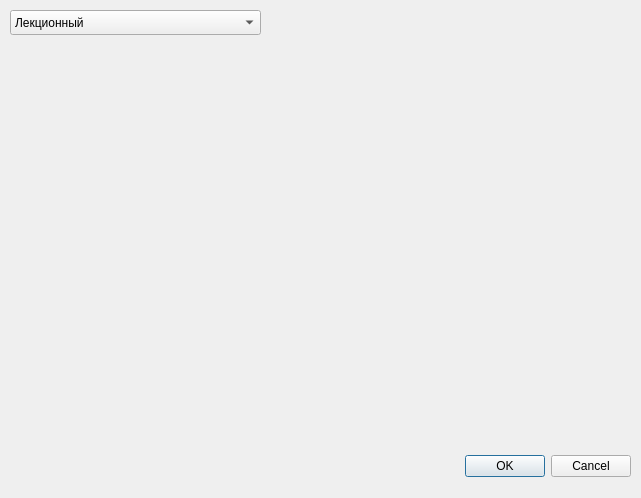
Old version of the form newdialog.ui in the repository chalexyur/sadb.
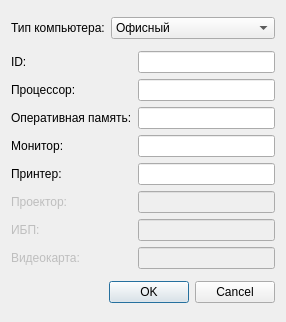
New version of the form.

The edit to the form file:
```diff
--- a/newdialog.ui
+++ b/newdialog.ui
@@ -6,59 +6,230 @@
    <rect>
     <x>0</x>
     <y>0</y>
-    <width>641</width>
-    <height>498</height>
+    <width>266</width>
+    <height>322</height>
    </rect>
   </property>
   <property name="windowTitle">
    <string>Dialog</string>
   </property>
-  <widget class="QDialogButtonBox" name="buttonBox">
-   <property name="geometry">
-    <rect>
-     <x>290</x>
-     <y>450</y>
-     <width>341</width>
-     <height>32</height>
-    </rect>
-   </property>
-   <property name="orientation">
-    <enum>Qt::Horizontal</enum>
-   </property>
-   <property name="standardButtons">
-    <set>QDialogButtonBox::Cancel|QDialogButtonBox::Ok</set>
-   </property>
-  </widget>
-  <widget class="QComboBox" name="comboBox">
-   <property name="geometry">
-    <rect>
-     <x>10</x>
-     <y>10</y>
-     <width>251</width>
-     <height>25</height>
-    </rect>
-   </property>
-   <item>
-    <property name="text">
-     <string>Лекционный</string>
-    </property>
+  <property name="locale">
+   <locale language="Russian" country="Russia"/>
+  </property>
+  <layout class="QGridLayout" name="gridLayout_2">
+   <item row="0" column="0">
+    <widget class="QLabel" name="label">
+     <property name="text">
+      <string>Тип компьютера:</string>
+     </property>
+    </widget>
    </item>
-   <item>
-    <property name="text">
-     <string>Сервер</string>
-    </property>
+   <item row="0" column="1">
+    <widget class="QComboBox" name="comboBox">
+     <property name="minimumSize">
+      <size>
+       <width>0</width>
+       <height>0</height>
+      </size>
+     </property>
+     <property name="baseSize">
+      <size>
+       <width>0</width>
+       <height>0</height>
+      </size>
+     </property>
+     <item>
+      <property name="text">
+       <string>Офисный</string>
+      </property>
+     </item>
+     <item>
+      <property name="text">
+       <string>Лекционный</string>
+      </property>
+     </item>
+     <item>
+      <property name="text">
+       <string>Для программирования</string>
+      </property>
+     </item>
+     <item>
+      <property name="text">
+       <string>Для графики</string>
+      </property>
+     </item>
+     <item>
+      <property name="text">
+       <string>Сервер</string>
+      </property>
+     </item>
+    </widget>
    </item>
-   <item>
-    <property name="text">
-     <string>Офисный</string>
-    </property>
+   <item row="1" column="0" colspan="2">
+    <layout class="QGridLayout" name="gridLayout">
+     <item row="0" column="0">
+      <widget class="QLabel" name="label_2">
+       <property name="enabled">
+        <bool>true</bool>
+       </property>
+       <property name="text">
+        <string>ID:</string>
+       </property>
+       <property name="buddy">
+        <cstring>lineEditId</cstring>
+       </property>
+      </widget>
+     </item>
+     <item row="0" column="1">
+      <widget class="QLineEdit" name="lineEditId">
+       <property name="enabled">
+        <bool>true</bool>
+       </property>
+       <property name="readOnly">
+        <bool>true</bool>
+       </property>
+      </widget>
+     </item>
+     <item row="1" column="0">
+      <widget class="QLabel" name="label_3">
+       <property name="enabled">
+        <bool>true</bool>
+       </property>
+       <property name="text">
+        <string>Процессор:</string>
+       </property>
+       <property name="buddy">
+        <cstring>ui-&gt;lineEditCpu</cstring>
+       </property>
+      </widget>
+     </item>
+     <item row="1" column="1">
+      <widget class="QLineEdit" name="lineEditCpu">
+       <property name="enabled">
+        <bool>true</bool>
+       </property>
+      </widget>
+     </item>
+     <item row="2" column="0">
+      <widget class="QLabel" name="label_4">
+       <property name="enabled">
+        <bool>true</bool>
+       </property>
+       <property name="text">
+        <string>Оперативная память:</string>
+       </property>
+      </widget>
+     </item>
+     <item row="2" column="1">
+      <widget class="QLineEdit" name="lineEditRam">
+       <property name="enabled">
+        <bool>true</bool>
+       </property>
+      </widget>
+     </item>
+     <item row="3" column="0">
+      <widget class="QLabel" name="label_5">
+       <property name="enabled">
+        <bool>true</bool>
+       </property>
+       <property name="text">
+        <string>Монитор:</string>
+       </property>
+      </widget>
+     </item>
+     <item row="3" column="1">
+      <widget class="QLineEdit" name="lineEditDisplay">
+       <property name="enabled">
+        <bool>true</bool>
+       </property>
+      </widget>
+     </item>
+     <item row="4" column="0">
+      <widget class="QLabel" name="label_6">
+       <property name="enabled">
+        <bool>true</bool>
+       </property>
+       <property name="text">
+        <string>Принтер:</string>
+       </property>
+      </widget>
+     </item>
+     <item row="4" column="1">
+      <widget class="QLineEdit" name="lineEditPrinter">
+       <property name="enabled">
+        <bool>true</bool>
+       </property>
+      </widget>
+     </item>
+     <item row="5" column="0">
+      <widget class="QLabel" name="label_7">
+       <property name="enabled">
+        <bool>false</bool>
+       </property>
+       <property name="text">
+        <string>Проектор:</string>
+       </property>
+      </widget>
+     </item>
+     <item row="5" column="1">
+      <widget class="QLineEdit" name="lineEditProjector">
+       <property name="enabled">
+        <bool>false</bool>
+       </property>
+      </widget>
+     </item>
+     <item row="6" column="0">
+      <widget class="QLabel" name="label_8">
+       <property name="enabled">
+        <bool>false</bool>
+       </property>
+       <property name="text">
+        <string>ИБП:</string>
+       </property>
+      </widget>
+     </item>
+     <item row="6" column="1">
+      <widget class="QLineEdit" name="lineEditUps">
+       <property name="enabled">
+        <bool>false</bool>
+       </property>
+      </widget>
+     </item>
+     <item row="7" column="0">
+      <widget class="QLabel" name="label_9">
+       <property name="enabled">
+        <bool>false</bool>
+       </property>
+       <property name="text">
+        <string>Видеокарта:</string>
+       </property>
+      </widget>
+     </item>
+     <item row="7" column="1">
+      <widget class="QLineEdit" name="lineEditGpu">
+       <property name="enabled">
+        <bool>false</bool>
+       </property>
+      </widget>
+     </item>
+    </layout>
    </item>
-   <item>
-    <property name="text">
-     <string>Для графики</string>
-    </property>
+   <item row="2" column="0" colspan="2">
+    <widget class="QDialogButtonBox" name="buttonBox">
+     <property name="orientation">
+      <enum>Qt::Horizontal</enum>
+     </property>
+     <property name="standardButtons">
+      <set>QDialogButtonBox::Cancel|QDialogButtonBox::Ok</set>
+     </property>
+    </widget>
    </item>
-  </widget>
+  </layout>
+  <zorder>buttonBox</zorder>
+  <zorder>comboBox</zorder>
+  <zorder>label</zorder>
+  <zorder>comboBox</zorder>
+  <zorder>layoutWidget</zorder>
  </widget>
  <resources/>
  <connections>
```
Left out of the diff: 2 changed lines with no effect on the pictures.
